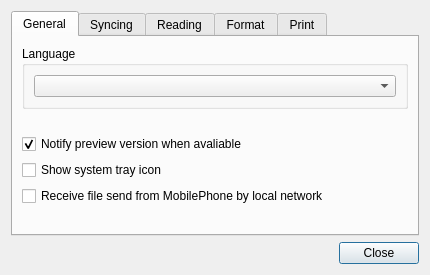
This is src/ui/wizpreferencedialog.ui in WizTeam/WizQTClient as Qt 5 draws it before an edit. The edited form follows.
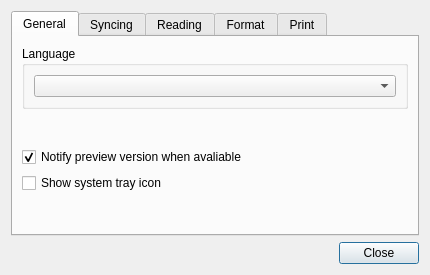
This is the edited form.

Diff of the .ui file:
```diff
--- a/src/ui/wizpreferencedialog.ui
+++ b/src/ui/wizpreferencedialog.ui
@@ -99,13 +99,6 @@
          </property>
         </widget>
        </item>
-       <item>
-        <widget class="QCheckBox" name="checkBoxMobileFile">
-         <property name="text">
-          <string>Receive file send from MobilePhone by local network</string>
-         </property>
-        </widget>
-       </item>
        <item>
         <spacer name="verticalSpacer">
          <property name="orientation">
```
